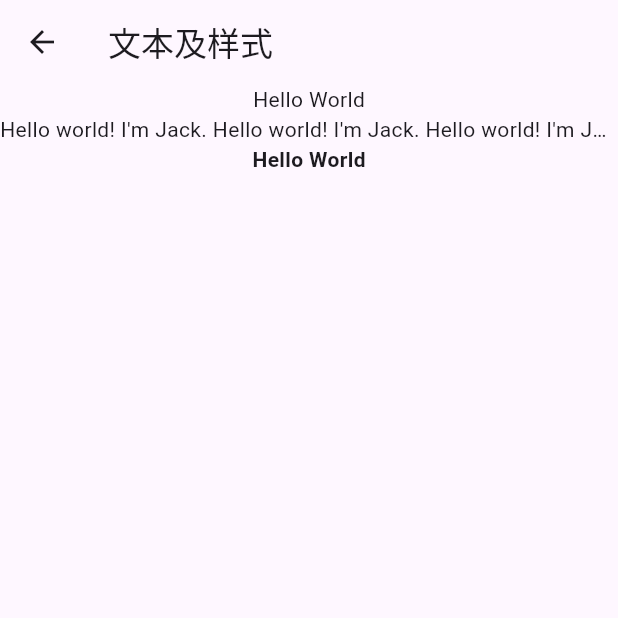
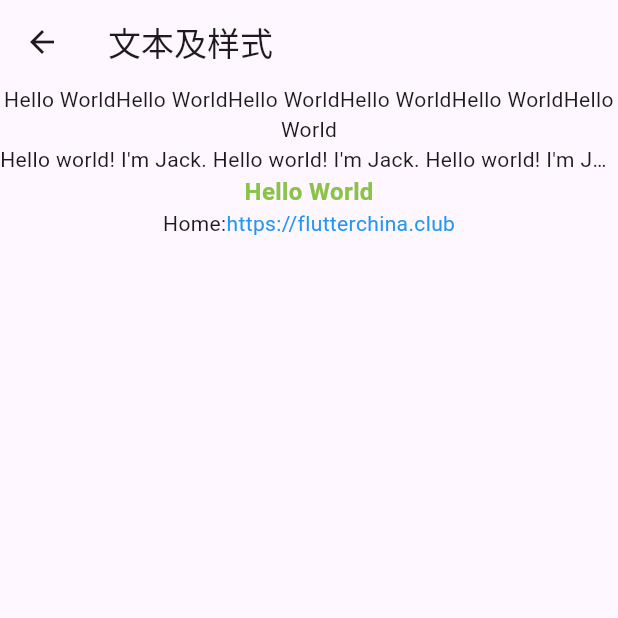
Before and after one commit to D1191860939/flutter_basic, a Flutter app: the TextPage screen opened directly, on a phone screen of 412 x 824 dp, the top half of it. Run offline on Flutter 3.47's test engine with Material 3 defaults, Android fonts, the phone set to English and light mode, and no system bars; our stand-ins replace fluttertoast.

```diff
--- a/lib/ui/text_page.dart
+++ b/lib/ui/text_page.dart
@@ -1,7 +1,10 @@
+import 'package:flutter/gestures.dart';
 import 'package:flutter/material.dart';
 
 class TextPage extends StatelessWidget {
-  const TextPage({super.key});
+  final TapGestureRecognizer _tapGestureRecognizer = TapGestureRecognizer();
+
+  TextPage({super.key});
 
   @override
   Widget build(BuildContext context) {
@@ -12,14 +15,27 @@ class TextPage extends StatelessWidget {
       body: Column(
         children: [
           Text(
-            "Hello World",
-            textAlign: TextAlign.left,
+            "Hello World" * 6,
+            textAlign: TextAlign.center,
           ),
           Text(
-            "Hello world! I'm Jack. " * 4,
+            "Hello world! I'm Jack. " * 8,
             overflow: TextOverflow.ellipsis,
+            maxLines: 1,
           ),
-          Text("Hello World", style: TextStyle(fontWeight: FontWeight.bold)),
+          Text("Hello World",
+              style: TextStyle(
+                  fontWeight: FontWeight.bold,
+                  color: Colors.lightGreen,
+                  fontSize: 16)),
+          Text.rich(
+              TextSpan(
+                  children: [
+                    TextSpan(text: "Home:"),
+                    TextSpan(text: "https://flutterchina.club", style: TextStyle(color: Colors.blue), recognizer: _tapGestureRecognizer)
+                  ]
+              )
+          )
         ],
       ),
     );
```
Also changed, not shown: lib/entrance/entrance_page.dart (+5 -2 lines), lib/ui/button_page.dart (added, +58 -0 lines).
